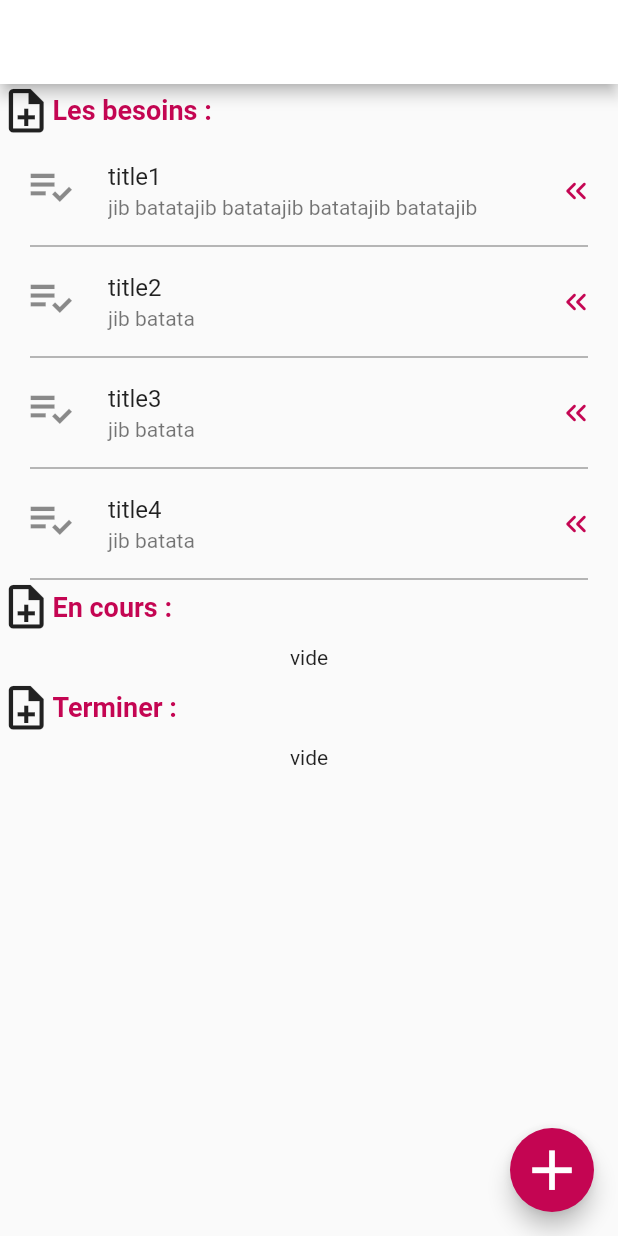
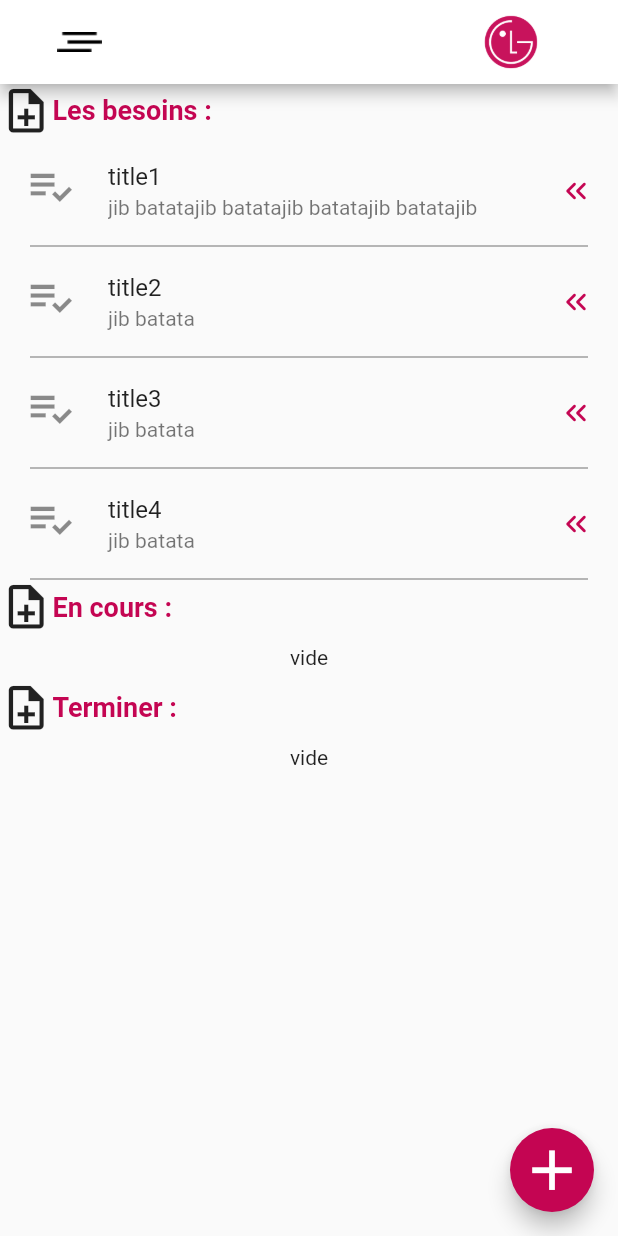
Before and after one commit to chechna9/IWD2022-hackathon, a Flutter app: the screen it shows after launch, on a phone screen of 412 x 824 dp. Run offline on Flutter 3.47's test engine with Material 2 defaults, Android fonts, the phone set to English and light mode, and no system bars; drawn by our look-alikes of flutter_slidable; our stand-ins replace carousel_slider, charts_flutter, percent_indicator.

Commit message:
before puming chamsou

```diff
--- a/iwd2022/lib/screens/needs.dart
+++ b/iwd2022/lib/screens/needs.dart
@@ -54,19 +54,33 @@ class _NeedsState extends State<Needs> {
         backgroundColor: myRed,
       ),
       appBar: AppBar(
-        backgroundColor: Colors.white,
-        leading: IconButton(
-          icon: Transform.rotate(
-            angle: 3.15,
-            child: const Icon(
-              Icons.home,
-              color: Colors.white,
-              size: 30,
+          backgroundColor: Colors.white,
+          title: Column(children: [
+            Row(
+              mainAxisAlignment: MainAxisAlignment.spaceBetween,
+              //crossAxisAlignment: CrossAxisAlignment.,
+              children: [
+                Container(
+                  padding: EdgeInsets.only(left: 22),
+                  child: Image.asset(
+                    'assets/home.png',
+                    width: 30.0,
+                    height: 30.0,
+                    fit: BoxFit.contain,
+                  ),
+                ),
+                Container(
+                  padding: EdgeInsets.only(right: 20),
+                  child: Image.asset(
+                    'assets/LG-LOGO.png',
+                    width: 70.0,
+                    height: 70.0,
+                    fit: BoxFit.cover,
+                  ),
+                ),
+              ],
             ),
-          ),
-          onPressed: () async {},
-        ),
-      ),
+          ])),
       body: SingleChildScrollView(
         child: Column(
           crossAxisAlignment: CrossAxisAlignment.start,
```
